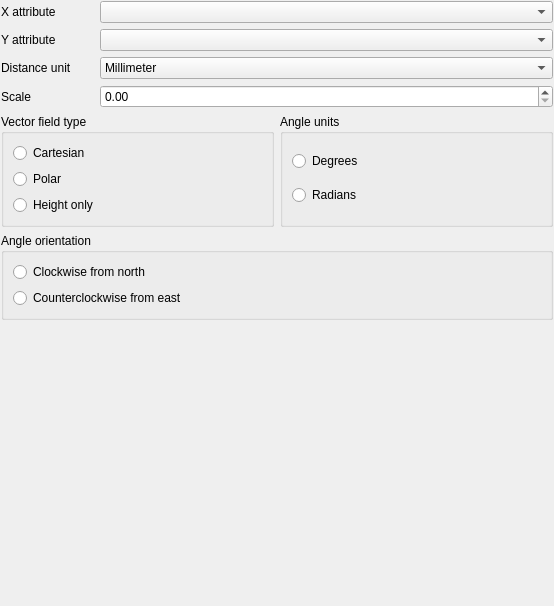
Before: the Qt Designer form src/ui/symbollayer/widget_vectorfield.ui in qgis/QGIS, drawn with Qt 5.
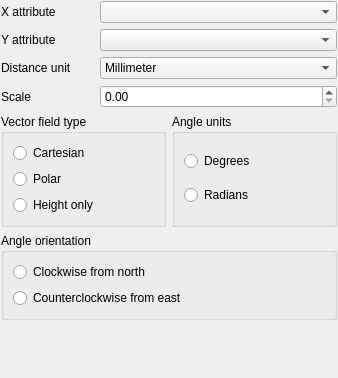
After: the same form once the commit is applied.

What changed in the file:
```diff
--- a/src/ui/symbollayer/widget_vectorfield.ui
+++ b/src/ui/symbollayer/widget_vectorfield.ui
@@ -6,8 +6,8 @@
    <rect>
     <x>0</x>
     <y>0</y>
-    <width>554</width>
-    <height>606</height>
+    <width>338</width>
+    <height>378</height>
    </rect>
   </property>
   <property name="windowTitle">
@@ -19,6 +19,12 @@
    </property>
    <item>
     <layout class="QFormLayout" name="formLayout">
+     <property name="fieldGrowthPolicy">
+      <enum>QFormLayout::AllNonFixedFieldsGrow</enum>
+     </property>
+     <property name="labelAlignment">
+      <set>Qt::AlignLeading|Qt::AlignLeft|Qt::AlignTop</set>
+     </property>
      <property name="horizontalSpacing">
       <number>28</number>
      </property>
```
